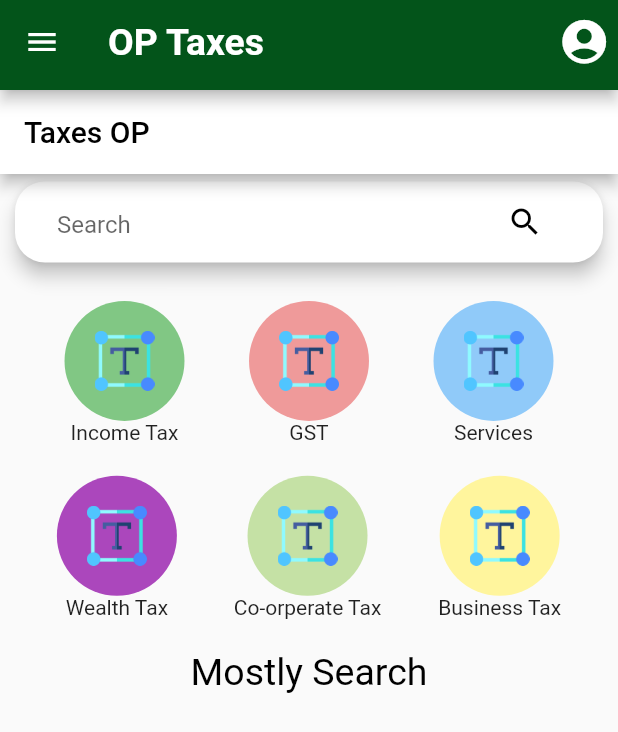
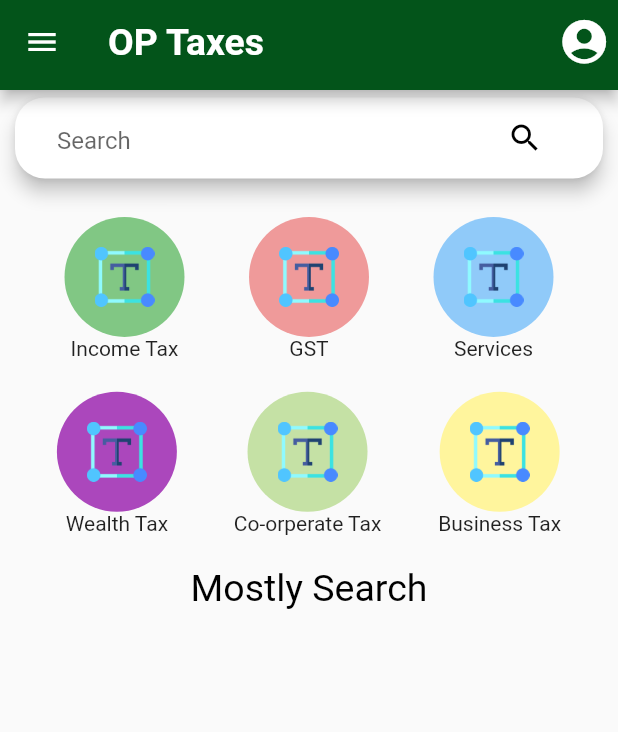
Before and after one commit to Earthknight/OP-Taxes, a Flutter app: the screen it shows after launch, on a phone screen of 412 x 824 dp. Shown: the top 732 px of the screen. Run offline on Flutter 3.47's test engine with Material 2 defaults, Android fonts, the light colour scheme and no system bars; our stand-ins replace expandable, sqflite; missing offline and left inert: country_pickers; accounts and stored records are empty; Roboto replaces fonts that are missing (Georgia).

Commit message:
Removed the code of app bar in home screen

```diff
--- a/lib/screens/home_screen.dart
+++ b/lib/screens/home_screen.dart
@@ -147,15 +147,6 @@ class _HomeScreenState extends State<HomeScreen> {
     );
 
     return Scaffold(
-      appBar: AppBar(
-        title: const Text(
-          'Taxes OP',
-          style: TextStyle(
-            color: Colors.black,
-          ),
-        ),
-        backgroundColor: Colors.white,
-      ),
       body: _isLoading
           ? const Center(
               child: CircularProgressIndicator(),
```
Also changed, not shown: pubspec.lock.
